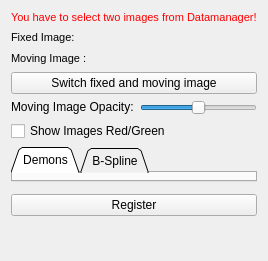
This is Modules/Bundles/org.mitk.gui.qt.deformableregistration/src/internal/QmitkDeformableRegistrationViewControls.ui in MITK/MITK as Qt 5 draws it before an edit. The edited form follows.
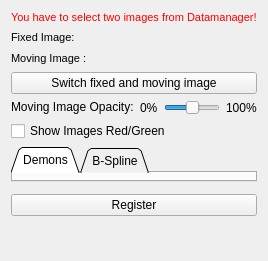
This is the edited form. Icons and pictures are not drawn. Custom widgets are drawn as their Qt base class.

Commit message: FIX (#3060): Added values to opacity slider.

Patch:
```diff
--- a/Modules/Bundles/org.mitk.gui.qt.deformableregistration/src/internal/QmitkDeformableRegistrationViewControls.ui
+++ b/Modules/Bundles/org.mitk.gui.qt.deformableregistration/src/internal/QmitkDeformableRegistrationViewControls.ui
@@ -216,6 +216,13 @@
        </property>
       </widget>
      </item>
+     <item>
+      <widget class="QLabel" name="label">
+       <property name="text">
+        <string>0%</string>
+       </property>
+      </widget>
+     </item>
      <item>
       <widget class="QSlider" name="m_OpacitySlider">
        <property name="sizePolicy">
@@ -235,6 +242,13 @@
        </property>
       </widget>
      </item>
+     <item>
+      <widget class="QLabel" name="label_2">
+       <property name="text">
+        <string>100%</string>
+       </property>
+      </widget>
+     </item>
     </layout>
    </item>
    <item>
```
The commit also changes 5 other files.
